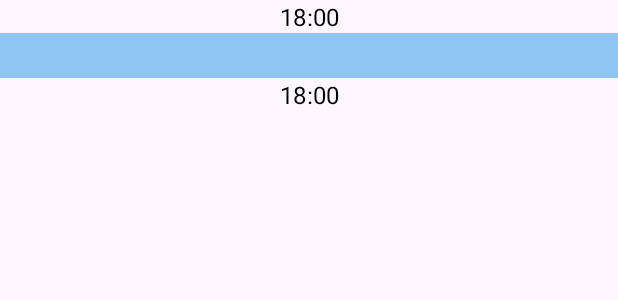
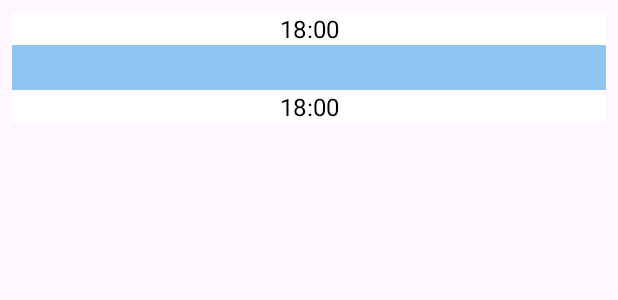
Before and after one commit to Nabijonov-Otabek-19/Weather-app-in-Kotlin-MVVM, an Android app: the layout item_forecast.xml on its own in the app's theme, with its tools: preview values and no code run, on a phone screen of 412 x 824 dp. Shown: the top 300 px of the screen. Run offline under Robolectric (Android 15) with nearby library versions, the phone set to English and light mode, and no system bars.

Commit message:
project updated

```diff
--- a/app/src/main/java/uz/gita/weatherappinkotlinmvvm/presentation/ui/adapters/ForecastAdapter.kt
+++ b/app/src/main/java/uz/gita/weatherappinkotlinmvvm/presentation/ui/adapters/ForecastAdapter.kt
@@ -1,6 +1,5 @@
 package uz.gita.weatherappinkotlinmvvm.presentation.ui.adapters
 
-import android.util.Log
 import android.view.LayoutInflater
 import android.view.ViewGroup
 import androidx.recyclerview.widget.RecyclerView.Adapter
--- a/app/src/main/java/uz/gita/weatherappinkotlinmvvm/repositories/impl/WeatherRepositoryImpl.kt
+++ b/app/src/main/java/uz/gita/weatherappinkotlinmvvm/repositories/impl/WeatherRepositoryImpl.kt
@@ -49,7 +49,7 @@ class WeatherRepositoryImpl private constructor(
 
     override fun loadForecastWeatherByCity(cityName: String)
             : Flow<Result<ForecastData>> = flow {
-        val response = currentApi.getForecastWeatherByCity(API_KEY, cityName)
+        val response = currentApi.getForecastWeatherByCity(API_KEY, "Tashkent")
         when (response.code()) {
             in 200..299 -> {
                 val forecastResponse = response.body() ?: return@flow
--- a/app/src/main/res/layout/item_forecast.xml
+++ b/app/src/main/res/layout/item_forecast.xml
@@ -2,6 +2,8 @@
 <androidx.constraintlayout.widget.ConstraintLayout xmlns:android="http://schemas.android.com/apk/res/android"
     xmlns:app="http://schemas.android.com/apk/res-auto"
     android:layout_width="match_parent"
+    android:layout_margin="8dp"
+    android:background="@color/white"
     android:layout_height="wrap_content">
 
     <androidx.appcompat.widget.AppCompatTextView
--- a/app/src/main/res/layout/screen_detail.xml
+++ b/app/src/main/res/layout/screen_detail.xml
@@ -112,6 +112,7 @@
                     android:id="@+id/recyclerForecast"
                     android:layout_width="match_parent"
                     android:layout_height="80dp"
+                    android:layout_marginVertical="16dp"
                     app:layout_constraintLeft_toLeftOf="parent"
                     app:layout_constraintRight_toRightOf="parent"
                     app:layout_constraintTop_toBottomOf="@id/linear2" />
```
